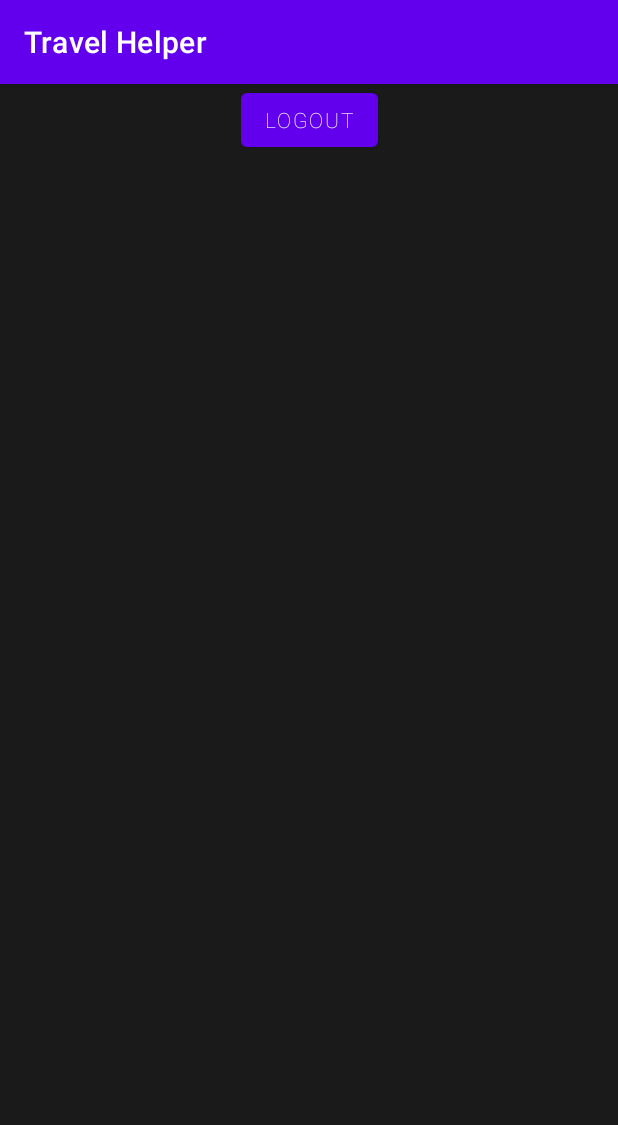
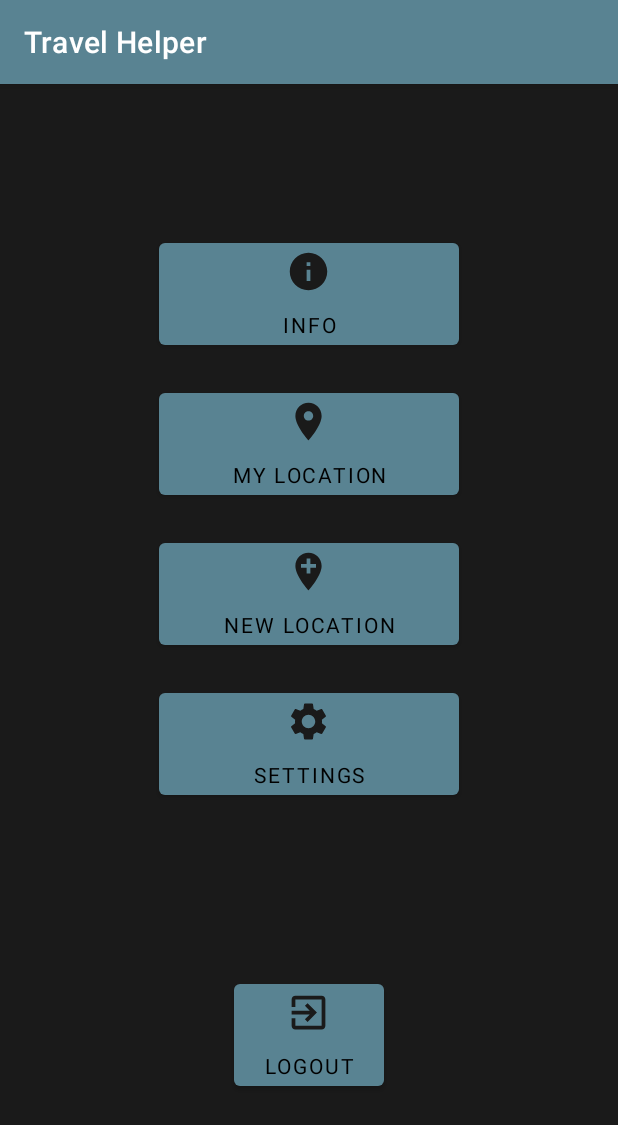
Before and after one commit to aaron020/MobileAppProject, an Android app: the screen it shows after launch once a user with an empty profile is signed in (Home), on a phone screen of 412 x 824 dp. Shown: the top 1125 px of the screen. Run offline under Robolectric (Android 15) with nearby library versions, the phone set to English and light mode, and no system bars; our stand-ins replace Firebase (no records; nobody signed in at launch, a user with empty details on screens opened directly).

Commit message:
Menu Page Design + Style Changes

```diff
--- /dev/null
+++ b/app/src/main/res/drawable/ic_baseline_add_location_24.xml
@@ -0,0 +1,5 @@
+<vector android:height="30dp" android:tint="#1a1a1a"
+    android:viewportHeight="24" android:viewportWidth="24"
+    android:width="30dp" xmlns:android="http://schemas.android.com/apk/res/android">
+    <path android:fillColor="@android:color/white" android:pathData="M12,2C8.14,2 5,5.14 5,9c0,5.25 7,13 7,13s7,-7.75 7,-13c0,-3.86 -3.14,-7 -7,-7zM16,10h-3v3h-2v-3L8,10L8,8h3L11,5h2v3h3v2z"/>
+</vector>
--- /dev/null
+++ b/app/src/main/res/drawable/ic_baseline_exit_to_app_24.xml
@@ -0,0 +1,5 @@
+<vector android:height="30dp" android:tint="#1a1a1a"
+    android:viewportHeight="24" android:viewportWidth="24"
+    android:width="30dp" xmlns:android="http://schemas.android.com/apk/res/android">
+    <path android:fillColor="@android:color/white" android:pathData="M10.09,15.59L11.5,17l5,-5 -5,-5 -1.41,1.41L12.67,11H3v2h9.67l-2.58,2.59zM19,3H5c-1.11,0 -2,0.9 -2,2v4h2V5h14v14H5v-4H3v4c0,1.1 0.89,2 2,2h14c1.1,0 2,-0.9 2,-2V5c0,-1.1 -0.9,-2 -2,-2z"/>
+</vector>
--- /dev/null
+++ b/app/src/main/res/drawable/ic_baseline_info_24.xml
@@ -0,0 +1,5 @@
+<vector android:height="30dp" android:tint="#1a1a1a"
+    android:viewportHeight="24" android:viewportWidth="24"
+    android:width="30dp" xmlns:android="http://schemas.android.com/apk/res/android">
+    <path android:fillColor="@android:color/white" android:pathData="M12,2C6.48,2 2,6.48 2,12s4.48,10 10,10 10,-4.48 10,-10S17.52,2 12,2zM13,17h-2v-6h2v6zM13,9h-2L11,7h2v2z"/>
+</vector>
--- /dev/null
+++ b/app/src/main/res/drawable/ic_baseline_location_on_24.xml
@@ -0,0 +1,5 @@
+<vector android:height="30dp" android:tint="#1a1a1a"
+    android:viewportHeight="24" android:viewportWidth="24"
+    android:width="30dp" xmlns:android="http://schemas.android.com/apk/res/android">
+    <path android:fillColor="@android:color/white" android:pathData="M12,2C8.13,2 5,5.13 5,9c0,5.25 7,13 7,13s7,-7.75 7,-13c0,-3.87 -3.13,-7 -7,-7zM12,11.5c-1.38,0 -2.5,-1.12 -2.5,-2.5s1.12,-2.5 2.5,-2.5 2.5,1.12 2.5,2.5 -1.12,2.5 -2.5,2.5z"/>
+</vector>
--- /dev/null
+++ b/app/src/main/res/drawable/ic_baseline_settings_24.xml
@@ -0,0 +1,5 @@
+<vector android:height="30dp" android:tint="#1a1a1a"
+    android:viewportHeight="24" android:viewportWidth="24"
+    android:width="30dp" xmlns:android="http://schemas.android.com/apk/res/android">
+    <path android:fillColor="@android:color/white" android:pathData="M19.14,12.94c0.04,-0.3 0.06,-0.61 0.06,-0.94c0,-0.32 -0.02,-0.64 -0.07,-0.94l2.03,-1.58c0.18,-0.14 0.23,-0.41 0.12,-0.61l-1.92,-3.32c-0.12,-0.22 -0.37,-0.29 -0.59,-0.22l-2.39,0.96c-0.5,-0.38 -1.03,-0.7 -1.62,-0.94L14.4,2.81c-0.04,-0.24 -0.24,-0.41 -0.48,-0.41h-3.84c-0.24,0 -0.43,0.17 -0.47,0.41L9.25,5.35C8.66,5.59 8.12,5.92 7.63,6.29L5.24,5.33c-0.22,-0.08 -0.47,0 -0.59,0.22L2.74,8.87C2.62,9.08 2.66,9.34 2.86,9.48l2.03,1.58C4.84,11.36 4.8,11.69 4.8,12s0.02,0.64 0.07,0.94l-2.03,1.58c-0.18,0.14 -0.23,0.41 -0.12,0.61l1.92,3.32c0.12,0.22 0.37,0.29 0.59,0.22l2.39,-0.96c0.5,0.38 1.03,0.7 1.62,0.94l0.36,2.54c0.05,0.24 0.24,0.41 0.48,0.41h3.84c0.24,0 0.44,-0.17 0.47,-0.41l0.36,-2.54c0.59,-0.24 1.13,-0.56 1.62,-0.94l2.39,0.96c0.22,0.08 0.47,0 0.59,-0.22l1.92,-3.32c0.12,-0.22 0.07,-0.47 -0.12,-0.61L19.14,12.94zM12,15.6c-1.98,0 -3.6,-1.62 -3.6,-3.6s1.62,-3.6 3.6,-3.6s3.6,1.62 3.6,3.6S13.98,15.6 12,15.6z"/>
+</vector>
--- a/app/src/main/res/layout/activity_home.xml
+++ b/app/src/main/res/layout/activity_home.xml
@@ -8,12 +8,93 @@
     android:background="@color/grey">
 
     <Button
+        android:id="@+id/buttonHomeInfo"
+        android:layout_width="wrap_content"
+        android:layout_height="wrap_content"
+        android:text="Info"
+        android:textStyle="bold"
+        android:fontFamily="sans-serif-thin"
+        app:layout_constraintEnd_toEndOf="parent"
+        app:layout_constraintStart_toStartOf="parent"
+        app:layout_constraintTop_toTopOf="parent"
+        android:layout_marginTop="100dp"
+        android:width="200dp"
+        android:height="80dp"
+        android:gravity="bottom|center_horizontal"
+        android:drawableTop="@drawable/ic_baseline_info_24"
+        />
+
+    <Button
+        android:id="@+id/buttonHomeMyLocation"
+        android:text="My Location"
+
+        android:textStyle="bold"
+        android:fontFamily="sans-serif-thin"
+        android:gravity="bottom|center_horizontal"
+        android:layout_marginTop="20dp"
+        android:width="200dp"
+        android:height="80dp"
+        android:drawableTop="@drawable/ic_baseline_location_on_24"
+
+        android:layout_width="wrap_content"
+        android:layout_height="wrap_content"
+        app:layout_constraintEnd_toEndOf="parent"
+        app:layout_constraintStart_toStartOf="parent"
+        app:layout_constraintTop_toBottomOf="@+id/buttonHomeInfo"
+        />
+
+    <Button
+        android:id="@+id/buttonHomeNewLocation"
+        android:text="New Location"
+
+        android:textStyle="bold"
+        android:fontFamily="sans-serif-thin"
+        android:gravity="bottom|center_horizontal"
+        android:layout_marginTop="20dp"
+        android:width="200dp"
+        android:height="80dp"
+        android:drawableTop="@drawable/ic_baseline_add_location_24"
+
+        android:layout_width="wrap_content"
+        android:layout_height="wrap_content"
+        app:layout_constraintEnd_toEndOf="parent"
+        app:layout_constraintStart_toStartOf="parent"
+        app:layout_constraintTop_toBottomOf="@+id/buttonHomeMyLocation"
+        />
+
+    <Button
+        android:id="@+id/buttonHomeSettings"
+        android:text="Settings"
+
+        android:textStyle="bold"
+        android:fontFamily="sans-serif-thin"
+        android:gravity="bottom|center_horizontal"
+        android:layout_marginTop="20dp"
+        android:width="200dp"
+        android:height="80dp"
+        android:drawableTop="@drawable/ic_baseline_settings_24"
+
+        android:layout_width="wrap_content"
+        android:layout_height="wrap_content"
+        app:layout_constraintEnd_toEndOf="parent"
+        app:layout_constraintStart_toStartOf="parent"
+        app:layout_constraintTop_toBottomOf="@+id/buttonHomeNewLocation" />
+
+    <Button
         android:id="@+id/buttonHomeLogout"
         android:layout_width="wrap_content"
         android:layout_height="wrap_content"
+        android:layout_marginTop="20dp"
+        android:width="100dp"
+        android:height="80dp"
+        android:drawableTop="@drawable/ic_baseline_exit_to_app_24"
+        android:fontFamily="sans-serif-thin"
+        android:gravity="bottom|center_horizontal"
         android:text="Logout"
-        android:fontFamily="sans-serif-thin"
+        android:textStyle="bold"
+        app:layout_constraintBottom_toBottomOf="parent"
         app:layout_constraintEnd_toEndOf="parent"
         app:layout_constraintStart_toStartOf="parent"
-        app:layout_constraintTop_toTopOf="parent" />
+        app:layout_constraintTop_toBottomOf="@+id/buttonHomeSettings" />
+
 </androidx.constraintlayout.widget.ConstraintLayout>
--- a/app/src/main/res/layout/activity_register.xml
+++ b/app/src/main/res/layout/activity_register.xml
@@ -86,7 +86,6 @@
         app:layout_constraintTop_toBottomOf="@+id/editTextRegisterPassword" />
 
     <Button
-        android:textColor="@color/white"
         android:id="@+id/buttonRegister"
         android:layout_width="wrap_content"
         android:layout_height="wrap_content"
--- a/app/src/main/res/values-night/themes.xml
+++ b/app/src/main/res/values-night/themes.xml
@@ -2,7 +2,7 @@
     <!-- Base application theme. -->
     <style name="Theme.MobileApp" parent="Theme.MaterialComponents.DayNight.DarkActionBar">
         <!-- Primary brand color. -->
-        <item name="colorPrimary">@color/purple_200</item>
+        <item name="colorPrimary">@color/teal_blue</item>
         <item name="colorPrimaryVariant">@color/purple_700</item>
         <item name="colorOnPrimary">@color/black</item>
         <!-- Secondary brand color. -->
--- a/app/src/main/res/values/colors.xml
+++ b/app/src/main/res/values/colors.xml
@@ -8,4 +8,10 @@
     <color name="black">#FF000000</color>
     <color name="white">#FFFFFFFF</color>
     <color name="grey">#1a1a1a</color>
+    <color name="rich_black">#01161E</color>
+    <color name="midnight_green">#124559</color>
+    <color name="teal_blue">#598392</color>
+    <color name="blue_light">#AEC3B0</color>
+    <color name="beige">#EFF6E0</color>
+
 </resources>
--- a/app/src/main/res/values/themes.xml
+++ b/app/src/main/res/values/themes.xml
@@ -2,12 +2,12 @@
     <!-- Base application theme. -->
     <style name="Theme.MobileApp" parent="Theme.MaterialComponents.DayNight.DarkActionBar">
         <!-- Primary brand color. -->
-        <item name="colorPrimary">@color/purple_500</item>
+        <item name="colorPrimary">@color/teal_blue</item>
         <item name="colorPrimaryVariant">@color/purple_700</item>
-        <item name="colorOnPrimary">@color/white</item>
+        <item name="colorOnPrimary">@color/black</item>
         <!-- Secondary brand color. -->
         <item name="colorSecondary">@color/teal_200</item>
-        <item name="colorSecondaryVariant">@color/teal_700</item>
+        <item name="colorSecondaryVariant">@color/teal_200</item>
         <item name="colorOnSecondary">@color/black</item>
         <!-- Status bar color. -->
         <item name="android:statusBarColor" tools:targetApi="l">?attr/colorPrimaryVariant</item>
```
